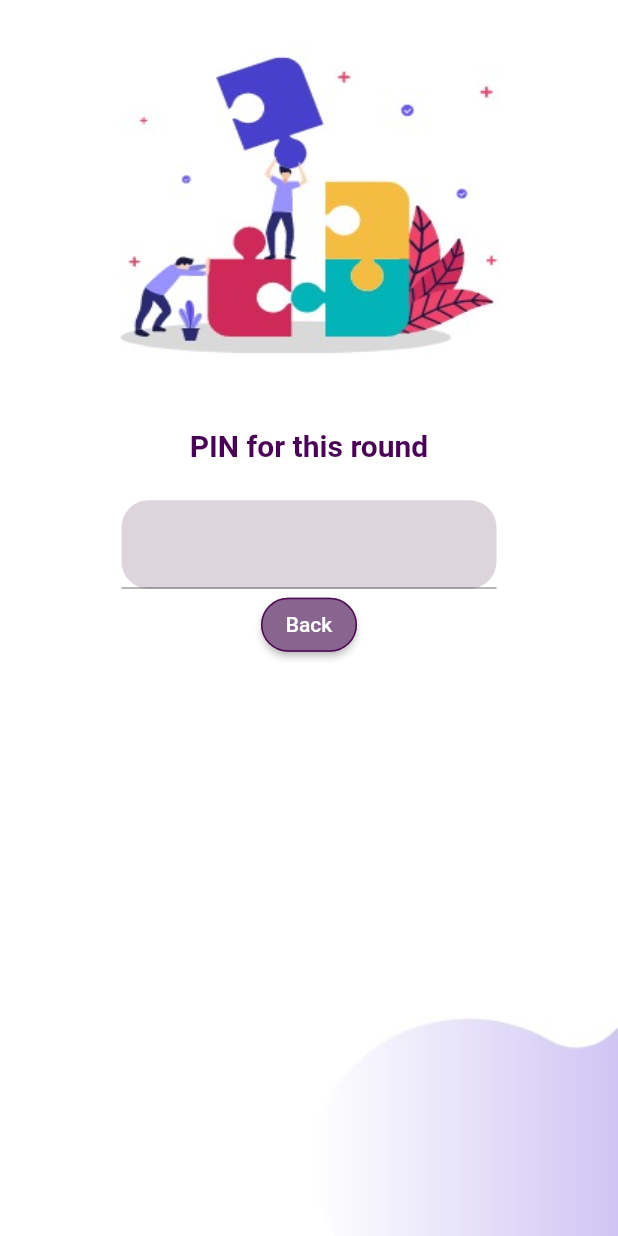
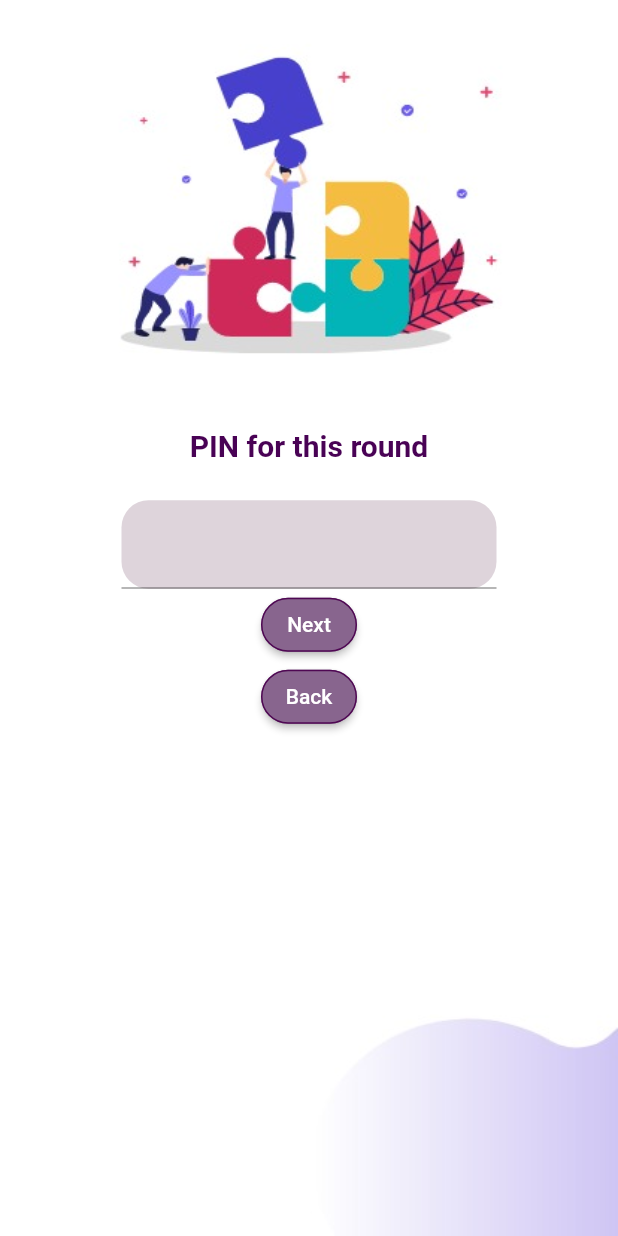
Before and after one commit to Graduation-Project-Puzzlerize/puzzlerize, a Flutter app: the PINScreen screen opened directly, on a phone screen of 412 x 824 dp. Run offline on Flutter 3.47's test engine with Material 2 defaults, Android fonts, the phone set to English and light mode, and no system bars; our stand-ins replace flutter_tts, get, lottie, speech_to_text; missing offline and left inert: dart:ffi.

Commit message:
Connect between pin and avatar pages

```diff
--- a/lib/screens/pin/pin.dart
+++ b/lib/screens/pin/pin.dart
@@ -3,6 +3,7 @@ import 'dart:ffi';
 import 'package:flutter/material.dart';
 import 'package:flutter/services.dart';
 import 'package:puzzlerize/screens/visual_impairment_q/visual_impairment_q.dart';
+import 'package:puzzlerize/screens/profile/profile.dart';
 
 class PINScreen extends StatefulWidget {
   @override
@@ -16,6 +17,13 @@ class _PINScreenState extends State<PINScreen> {
     Navigator.push(
       context,
       MaterialPageRoute(builder: (context) => VisualImpairmentQ()),
+    );
+  }
+
+  void navigateToProfileScreen() {
+    Navigator.push(
+      context,
+      MaterialPageRoute(builder: (context) => ProfileScreen()),
     );
   }
 
@@ -52,6 +60,10 @@ class _PINScreenState extends State<PINScreen> {
                     child: new Column(children: [
                       Container(
                           child: TextField(
+                            textInputAction: TextInputAction.search,
+                            onSubmitted: (value) {
+                              navigateToProfileScreen();
+                            },
                             obscureText: false,
                             decoration: InputDecoration(
                               labelText: '',
@@ -60,6 +72,18 @@ class _PINScreenState extends State<PINScreen> {
                           decoration: BoxDecoration(
                               borderRadius: BorderRadius.circular(18),
                               color: Color.fromARGB(255, 222, 212, 219))),
+                      ElevatedButton(
+                        onPressed: navigateToProfileScreen,
+                        child: Text("Next"),
+                        style: ElevatedButton.styleFrom(
+                          primary: Color.fromARGB(255, 136, 101, 142),
+                          shape: RoundedRectangleBorder(
+                            side: BorderSide(
+                                color: Color.fromARGB(255, 79, 8, 83)),
+                            borderRadius: BorderRadius.circular(18.0),
+                          ),
+                        ),
+                      ),
                       ElevatedButton(
                         onPressed: navigateToVisualImpairmentQScreen,
                         child: Text("Back"),
```
Also changed, not shown: lib/screens/mentor_or_gamer/mentor_or_gamer.dart (+0 -9 lines), lib/screens/profile/profile.dart (+21 -2 lines).
